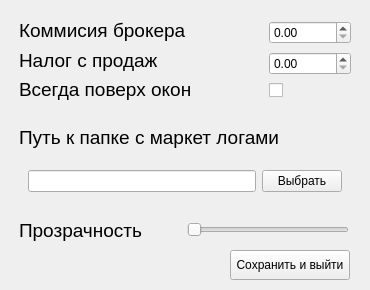
Above: eve_profit_helper_settings.ui from Cornholius/eve_profit_helper before the change. Below: the same form after it.
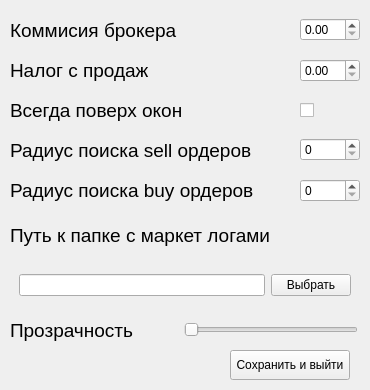
That is the form after the change.

Commit message: промежуточный, надо прикрутить rtfm к кнопке

Patch:
```diff
--- a/eve_profit_helper_settings.ui
+++ b/eve_profit_helper_settings.ui
@@ -7,13 +7,13 @@
     <x>0</x>
     <y>0</y>
     <width>370</width>
-    <height>290</height>
+    <height>390</height>
    </rect>
   </property>
   <property name="minimumSize">
    <size>
     <width>370</width>
-    <height>290</height>
+    <height>390</height>
    </size>
   </property>
   <property name="maximumSize">
@@ -30,11 +30,26 @@
     <rect>
      <x>10</x>
      <y>10</y>
-     <width>250</width>
-     <height>100</height>
+     <width>290</width>
+     <height>200</height>
     </rect>
    </property>
    <layout class="QVBoxLayout" name="verticalLayout">
+    <property name="spacing">
+     <number>0</number>
+    </property>
+    <property name="leftMargin">
+     <number>0</number>
+    </property>
+    <property name="topMargin">
+     <number>0</number>
+    </property>
+    <property name="rightMargin">
+     <number>0</number>
+    </property>
+    <property name="bottomMargin">
+     <number>0</number>
+    </property>
     <item>
      <widget class="QLabel" name="broker_tax_title">
       <property name="font">
@@ -74,26 +89,80 @@
       </property>
      </widget>
     </item>
+    <item>
+     <widget class="QLabel" name="sell_order_radius">
+      <property name="font">
+       <font>
+        <family>Arial</family>
+        <pointsize>14</pointsize>
+       </font>
+      </property>
+      <property name="text">
+       <string>Радиус поиска sell ордеров</string>
+      </property>
+     </widget>
+    </item>
+    <item>
+     <widget class="QLabel" name="buy_order_radius">
+      <property name="font">
+       <font>
+        <family>Arial</family>
+        <pointsize>14</pointsize>
+       </font>
+      </property>
+      <property name="text">
+       <string>Радиус поиска buy ордеров</string>
+      </property>
+     </widget>
+    </item>
    </layout>
   </widget>
   <widget class="QFrame" name="position_1_2">
    <property name="geometry">
     <rect>
-     <x>260</x>
+     <x>300</x>
      <y>10</y>
-     <width>100</width>
-     <height>100</height>
+     <width>60</width>
+     <height>200</height>
     </rect>
    </property>
    <layout class="QVBoxLayout" name="verticalLayout_2">
+    <property name="spacing">
+     <number>10</number>
+    </property>
+    <property name="leftMargin">
+     <number>0</number>
+    </property>
+    <property name="topMargin">
+     <number>0</number>
+    </property>
+    <property name="rightMargin">
+     <number>0</number>
+    </property>
+    <property name="bottomMargin">
+     <number>0</number>
+    </property>
     <item>
-     <widget class="QDoubleSpinBox" name="broker_tax_value"/>
+     <widget class="QDoubleSpinBox" name="broker_tax_value">
+      <property name="minimumSize">
+       <size>
+        <width>0</width>
+        <height>0</height>
+       </size>
+      </property>
+     </widget>
     </item>
     <item>
      <widget class="QDoubleSpinBox" name="sell_tax_value"/>
     </item>
     <item>
      <widget class="QCheckBox" name="on_top_checkBox">
+      <property name="minimumSize">
+       <size>
+        <width>0</width>
+        <height>20</height>
+       </size>
+      </property>
       <property name="text">
        <string/>
       </property>
@@ -105,13 +174,19 @@
       </property>
      </widget>
     </item>
+    <item>
+     <widget class="QSpinBox" name="sell_order_radius_count"/>
+    </item>
+    <item>
+     <widget class="QSpinBox" name="buy_order_radius_count"/>
+    </item>
    </layout>
   </widget>
   <widget class="QPushButton" name="save_and_exit_btn">
    <property name="geometry">
     <rect>
      <x>230</x>
-     <y>250</y>
+     <y>350</y>
      <width>120</width>
      <height>30</height>
     </rect>
@@ -124,12 +199,27 @@
    <property name="geometry">
     <rect>
      <x>10</x>
-     <y>110</y>
+     <y>210</y>
      <width>350</width>
      <height>100</height>
     </rect>
    </property>
-   <layout class="QVBoxLayout" name="verticalLayout_3">
+   <layout class="QVBoxLayout" name="verticalLayout_3" stretch="0,0">
+    <property name="spacing">
+     <number>0</number>
+    </property>
+    <property name="leftMargin">
+     <number>0</number>
+    </property>
+    <property name="topMargin">
+     <number>0</number>
+    </property>
+    <property name="rightMargin">
+     <number>0</number>
+    </property>
+    <property name="bottomMargin">
+     <number>0</number>
+    </property>
     <item>
      <widget class="QLabel" name="market_logs_title">
       <property name="sizePolicy">
@@ -181,12 +271,27 @@
    <property name="geometry">
     <rect>
      <x>10</x>
-     <y>210</y>
+     <y>310</y>
      <width>348</width>
      <height>40</height>
     </rect>
    </property>
-   <layout class="QHBoxLayout" name="horizontalLayout_2">
+   <layout class="QHBoxLayout" name="horizontalLayout_2" stretch="0,0">
+    <property name="spacing">
+     <number>0</number>
+    </property>
+    <property name="leftMargin">
+     <number>0</number>
+    </property>
+    <property name="topMargin">
+     <number>0</number>
+    </property>
+    <property name="rightMargin">
+     <number>0</number>
+    </property>
+    <property name="bottomMargin">
+     <number>0</number>
+    </property>
     <item>
      <widget class="QLabel" name="opacity_title">
       <property name="font">
```
The commit also changes 6 other files.
